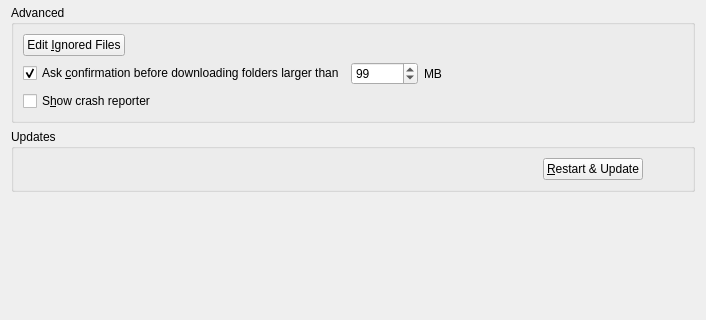
The window that src/gui/generalsettings.ui (yogetter/owncloud-client) describes before a commit, drawn with Qt 5; both pictures show x 0 to 706 and y 99 to 419 of the 706 by 523 pixel window.
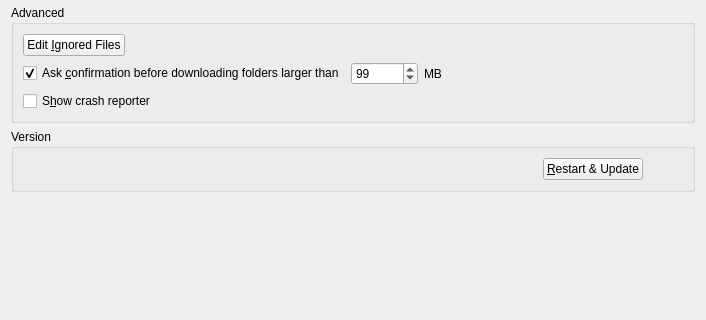
The same window after the commit.

Commit message: Change display settings_ui when disable_auto_update

What changed in the file:
```diff
--- a/src/gui/generalsettings.ui
+++ b/src/gui/generalsettings.ui
@@ -136,7 +136,7 @@
       <bool>true</bool>
      </property>
      <property name="title">
-      <string>Updates</string>
+      <string>Version</string>
      </property>
      <layout class="QHBoxLayout" name="horizontalLayout">
       <item>
```
The commit also changes 2 other files.
